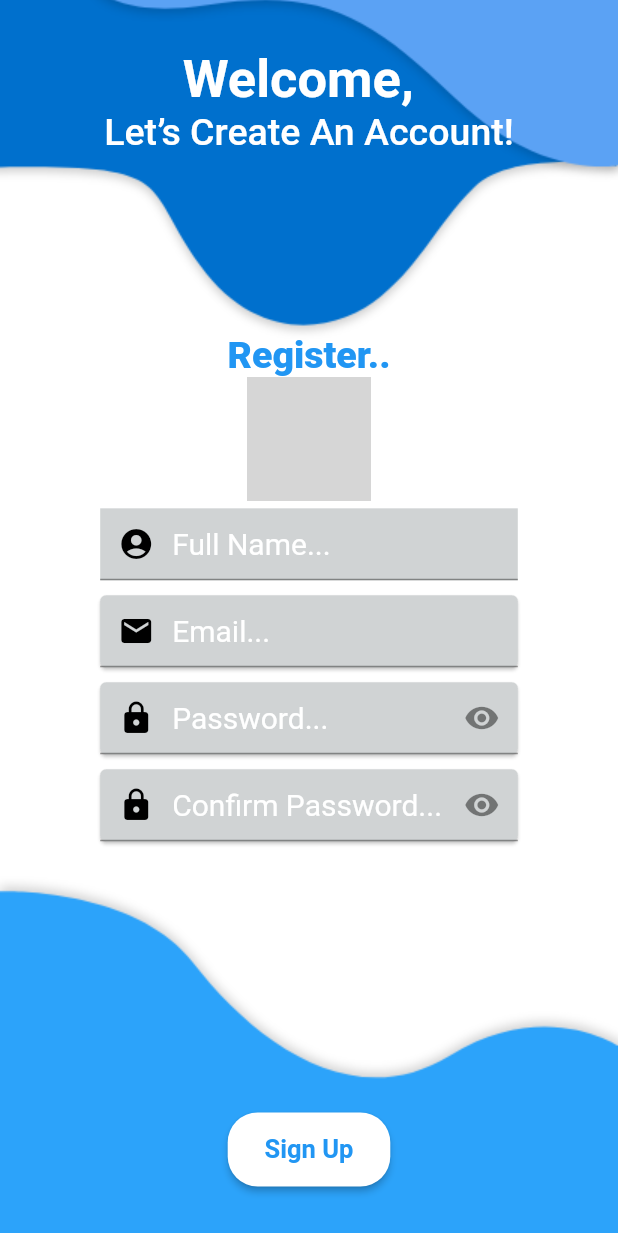
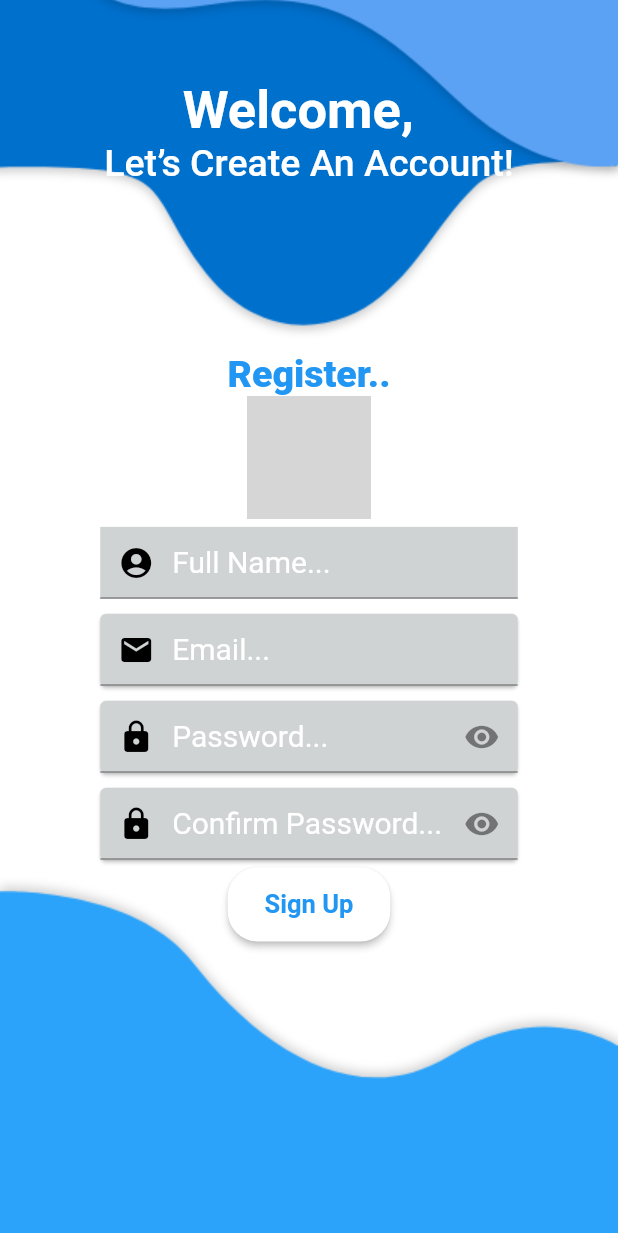
Before and after one commit to mahmoudashry98/Survival-Map, a Flutter app: the RegistrationPage screen opened by its route, on a phone screen of 412 x 824 dp. Shown: the top 1233 px of the screen. Run offline on Flutter 3.47's test engine with Material 2 defaults, Android fonts, the phone set to English and light mode, and no system bars; our stand-ins replace cloud_firestore, firebase_auth, firebase_storage, flutter_spinkit, geolocator, google_maps_flutter and 3 more; accounts and stored records are empty; network calls fail; grey boxes are pictures that could not be loaded.

Commit message:
edit register

```diff
--- a/lib/pages/registration_page.dart
+++ b/lib/pages/registration_page.dart
@@ -82,7 +82,7 @@ class _RegistrationPageState extends State<RegistrationPage> {
             children: <Widget>[
               _headingWidget(),
               _inputForm(),
-              _registrationButton(),
+
             ],
           ),
         );
@@ -92,7 +92,7 @@ class _RegistrationPageState extends State<RegistrationPage> {
 
   Widget _headingWidget() {
     return Container(
-      height: _deviceHeight * 0.15,
+      height: _deviceHeight * 0.09,
       child: Column(
         mainAxisAlignment: MainAxisAlignment.start,
         crossAxisAlignment: CrossAxisAlignment.start,
@@ -115,7 +115,7 @@ class _RegistrationPageState extends State<RegistrationPage> {
 
   Widget _inputForm() {
     return Container(
-      height: _deviceHeight * 0.55,
+      height: _deviceHeight * 0.65,
       child: Form(
         key: _formkey,
         onChanged: () {
@@ -140,6 +140,7 @@ class _RegistrationPageState extends State<RegistrationPage> {
             _emailTextField(),
             _passwordTextField(),
             _confirmPasswordTextField(),
+            _registrationButton(),
             // _backToLoginPageButton()
           ],
         ),
```
